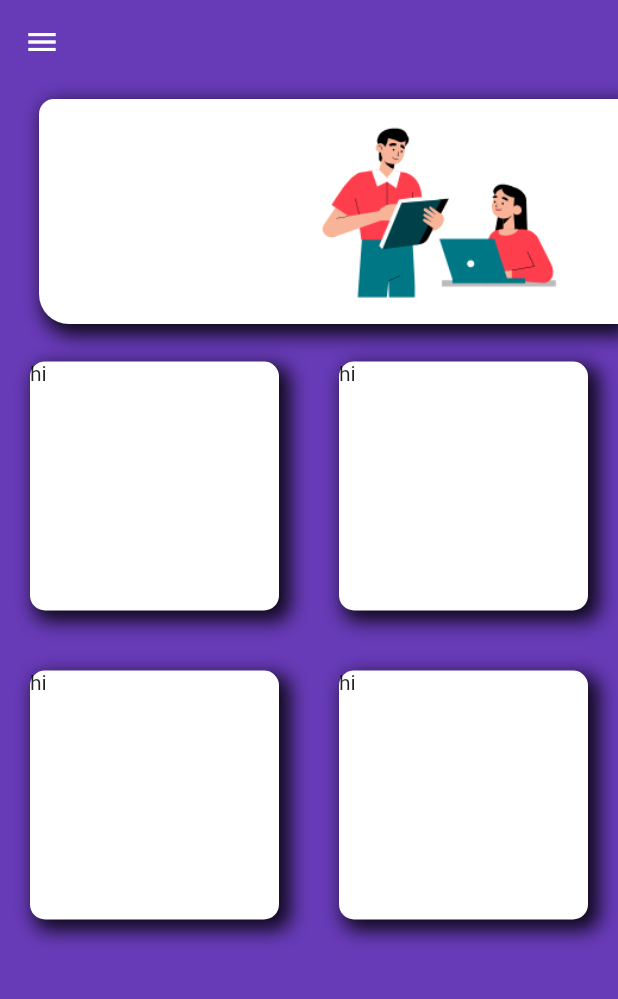
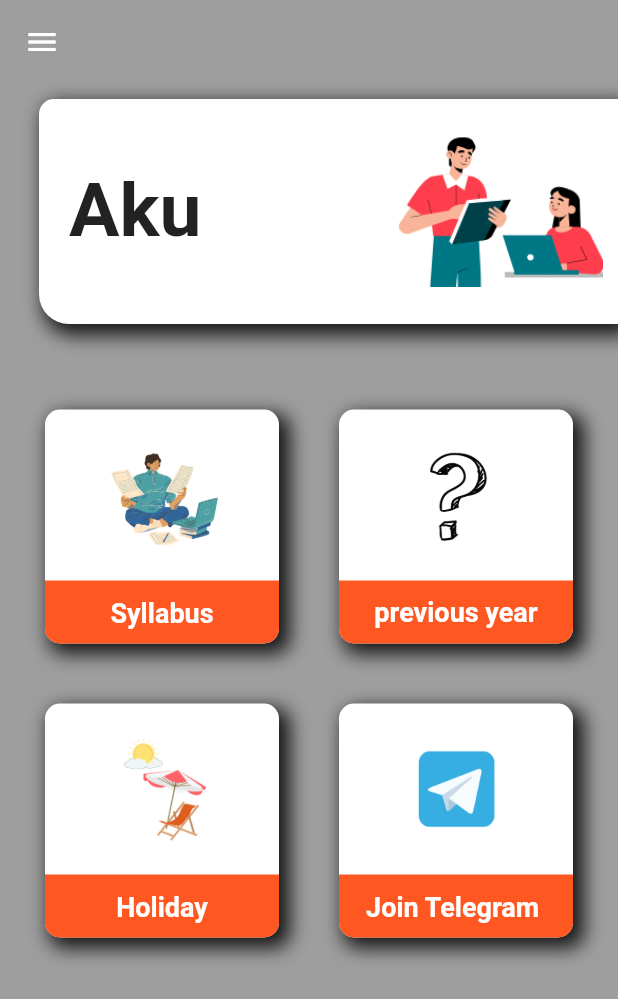
Before and after one commit to adityaks2604/akuapp, a Flutter app: the screen it shows after launch, on a phone screen of 412 x 824 dp. Shown: the top 999 px of the screen. Run offline on Flutter 3.47's test engine with Material 2 defaults, Android fonts, the phone set to English and light mode, and no system bars.

Commit message:
new ui 2

```diff
--- a/lib/homepage.dart
+++ b/lib/homepage.dart
@@ -14,7 +14,7 @@ class _HomePageState extends State<HomePage> {
   @override
   Widget build(BuildContext context) {
     return Scaffold(
-      backgroundColor: Colors.deepPurple,
+      backgroundColor: Colors.grey,
      appBar: AppBar(
         backgroundColor: Colors.transparent,
         elevation: 0,
@@ -92,11 +92,27 @@ class _HomePageState extends State<HomePage> {
                   color:  Colors.black87,offset: Offset(5.0,5.0,), blurRadius: 10, spreadRadius: 2,
                  ),],
               ),
-              child: Image.asset('assets/images/student.png', alignment: Alignment.centerRight,),
+              child: Row( crossAxisAlignment: CrossAxisAlignment.center ,
+                children: [Container(margin: EdgeInsets.all(20), height: 120, alignment: Alignment.centerLeft,
+                 child: Expanded(
+                   child: Text("Aku", style: TextStyle(
+                    fontSize: 50, fontWeight: FontWeight.bold
+                   ),),
+                 ),
+                ),
+                //SizedBox(width: 20,),
+                  Expanded(
+                    child: Container( alignment: Alignment.centerRight, height: 100, margin: EdgeInsets.all(10),
+                      child: Image.asset('assets/images/student.png', fit: BoxFit.fill, ),
+                      ),
+                  ),
+                ],
+              ),
             ),
           ),
+          SizedBox(height: 22),
           Expanded(
-            child: Container(
+            child: Container( margin: EdgeInsets.all(10),
               child: GridView(gridDelegate: SliverGridDelegateWithFixedCrossAxisCount(crossAxisCount: 2),
               children: [
 
@@ -108,7 +124,18 @@ class _HomePageState extends State<HomePage> {
                   color:  Colors.black87,offset: Offset(5.0,5.0,), blurRadius: 10, spreadRadius: 2,
                  ),],
                   ),
-                    child: Text("hi")
+                    child: Column(
+                      children: [
+                        Expanded(
+                          child: Container(
+                             margin: EdgeInsets.all(10),padding: EdgeInsets.all(10),
+                        child: Image.asset('assets/images/syllabus.png', alignment: Alignment.center,))),
+                        Container( margin: EdgeInsets.only(bottom: 0),height: 42, decoration: BoxDecoration(color: Colors.deepOrange  ,borderRadius: BorderRadius.only(bottomRight: Radius.circular(10),bottomLeft:Radius.circular(10))),width: double.infinity, padding: EdgeInsets.all(10), alignment: Alignment.bottomCenter,
+                        child: Text("Syllabus", style: TextStyle(
+                          fontSize: 18, fontWeight: FontWeight.bold, color: Colors.white
+                        ),))
+                      ],
+                    ),
                   ),
                 ),
                 Center(
@@ -117,7 +144,19 @@ class _HomePageState extends State<HomePage> {
                   color:  Colors.black87,offset: Offset(5.0,5.0,), blurRadius: 10, spreadRadius: 2,
                  ),],
                   ),
-                    child: Text("hi")
+                   child: Column(
+                      children: [
+                        Expanded(
+                          child: Container(
+                             margin: EdgeInsets.all(10),padding: EdgeInsets.all(10),
+                        child: Image.asset('assets/images/pyqp.png', alignment: Alignment.center,))),
+                        Container( margin: EdgeInsets.only(bottom: 0),height: 42, decoration: BoxDecoration(color: Colors.deepOrange,
+                        borderRadius: BorderRadius.only(bottomRight: Radius.circular(10),bottomLeft:Radius.circular(10))),width: double.infinity, padding: EdgeInsets.all(10) , alignment: Alignment.center,
+                        child: Text("previous year", textAlign: TextAlign.center, style: TextStyle( color: Colors.white,
+                          fontSize: 18, fontWeight: FontWeight.bold
+                        ),))
+                      ],
+                    ),
                   ),
                 ),
                 Center(
@@ -126,7 +165,19 @@ class _HomePageState extends State<HomePage> {
                   color:  Colors.black87,offset: Offset(5.0,5.0,), blurRadius: 10, spreadRadius: 2,
                  ),],
                   ),
-                    child: Text("hi")
+                    child: Column(
+                      children: [
+                        Expanded(
+                          child: Container(
+                             margin: EdgeInsets.all(10),padding: EdgeInsets.all(10),
+                        child: Image.asset('assets/images/holiday.png', alignment: Alignment.center,))),
+                        Container( margin: EdgeInsets.only(bottom: 0),height: 42, decoration: BoxDecoration(color: Colors.deepOrange,
+                        borderRadius: BorderRadius.only(bottomRight: Radius.circular(10),bottomLeft:Radius.circular(10))),width: double.infinity, padding: EdgeInsets.all(10), alignment: Alignment.bottomCenter,
+                        child: Text("Holiday", style: TextStyle(
+                          fontSize: 18, fontWeight: FontWeight.bold ,color: Colors.white
+                        ),))
+                      ],
+                    ),
                   ),
                 ),
                 Center(
@@ -135,7 +186,19 @@ class _HomePageState extends State<HomePage> {
                   color:  Colors.black87,offset: Offset(5.0,5.0,), blurRadius: 10, spreadRadius: 2,
                  ),],
                    ),
-                     child: Text("hi")
+                     child: Column(
+                      children: [
+                        Expanded(
+                          child: Container(
+                             margin: EdgeInsets.all(10),padding: EdgeInsets.all(20),
+                        child: Image.asset('assets/images/telegram.png', alignment: Alignment.center,))),
+                        Container( margin: EdgeInsets.only(bottom: 0), height: 42,decoration: BoxDecoration(color:Colors.deepOrange,
+                        borderRadius: BorderRadius.only(bottomRight: Radius.circular(10),bottomLeft:Radius.circular(10))),width: double.infinity, padding: EdgeInsets.all(10), alignment: Alignment.bottomCenter,
+                        child: Text("Join Telegram ", style: TextStyle(
+                          fontSize: 18, fontWeight: FontWeight.bold, color: Colors.white
+                        ),))
+                      ],
+                    ),
                    ),
                  ),
                 // Center(
--- a/pubspec.yaml
+++ b/pubspec.yaml
@@ -59,7 +59,8 @@ flutter:
 
   # To add assets to your application, add an assets section, like this:
   assets:
-        - assets/images/student.png
+        - assets/images/
+
 
   # An image asset can refer to one or more resolution-specific "variants", see
   # https://flutter.dev/assets-and-images/#resolution-aware
```
Also changed, not shown: assets/images/holiday.png (added), assets/images/pyqp.png (added), assets/images/student.png, assets/images/syllabus (6).png (added), assets/images/syllabus (7).png (added), assets/images/syllabus.png (added), assets/images/telegram.png (added).
